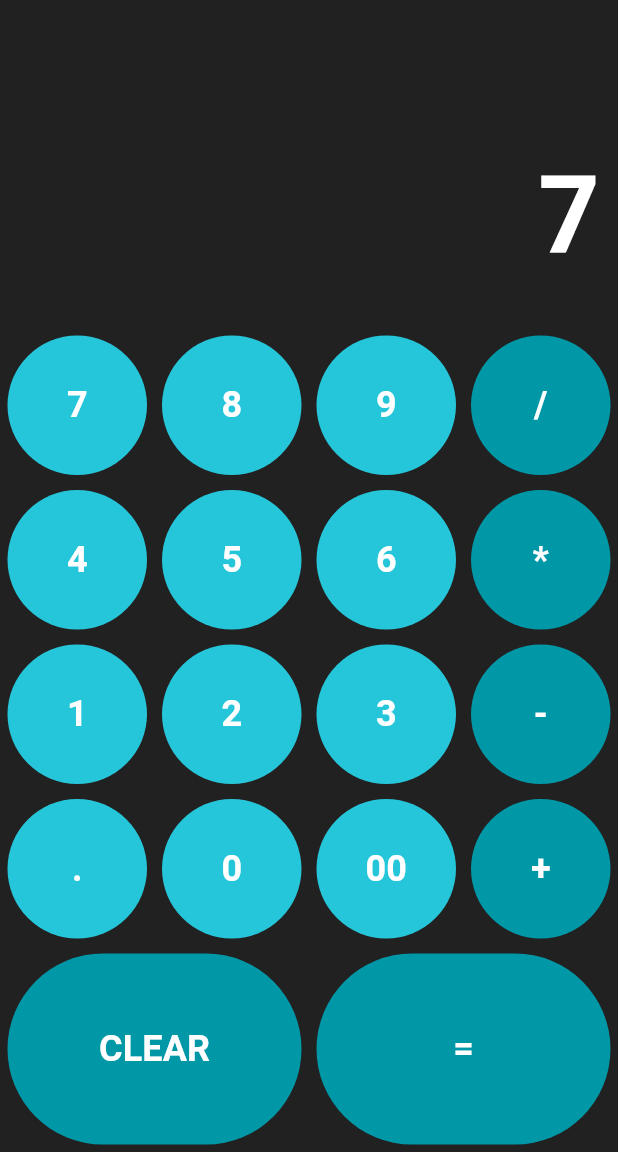
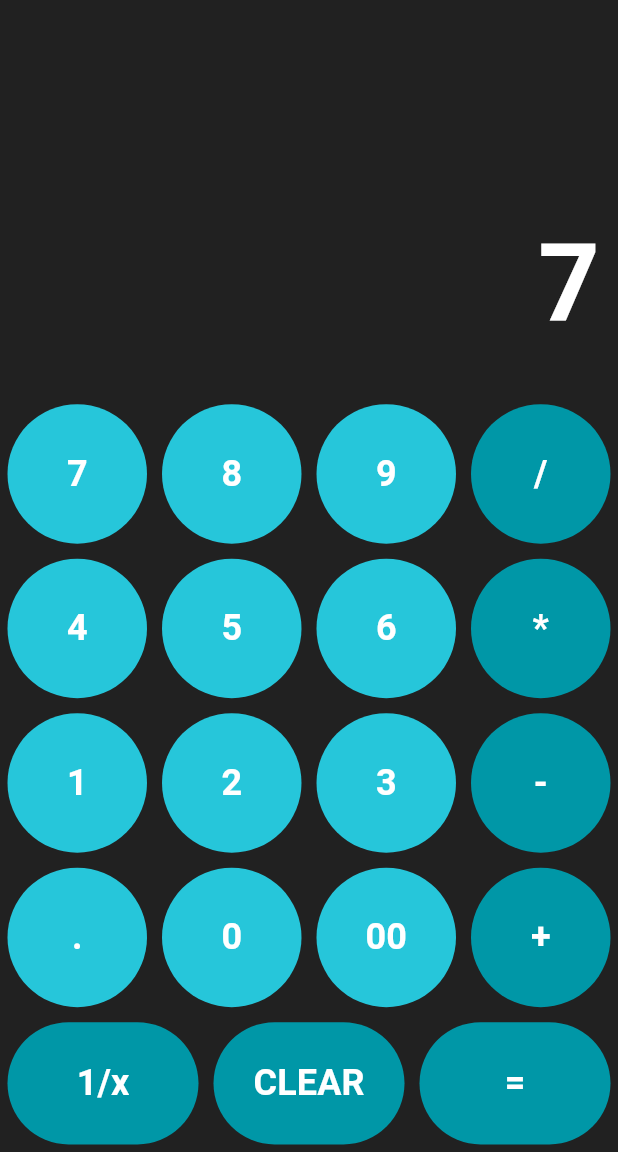
Before and after one commit to uthoffcyra/flutter-calculator, a Flutter app: the screen it shows after launch, after a tap on an icon or button, on a phone screen of 412 x 824 dp, the part 84-1236 px from its top. Run offline on Flutter 3.47's test engine with Material 3 defaults, Android fonts, the phone set to English and light mode, and no system bars; missing offline and left inert: expressions.

Commit message:
Add Reciprocal Button

```diff
--- a/lib/main.dart
+++ b/lib/main.dart
@@ -26,18 +26,28 @@ class _HomeState extends State<Home> {
       });
     }
 
-    if (buttonText == '=') {
+    // Reciprocal
+    if (buttonText == '1/x') {
+      setState(() {
+        accumulator = '1/($accumulator)';
+      });
+    }
+
+    // Evaluate
+    else if (buttonText == '=') {
       expression = Expression.parse(accumulator);
       setState(() {
         prevexp = accumulator;
         accumulator = evaluator.eval(expression, {}).toString();
       });
 
+    // Clear
     } else if (buttonText == 'CLEAR') {
       setState(() {
         accumulator = '';
       });
 
+    // Add
     } else {
       setState(() {
         accumulator = accumulator + buttonText;
@@ -86,7 +96,7 @@ class _HomeState extends State<Home> {
         child: Column(
           children: <Widget>[
             const Expanded(
-              child: Text(''),
+              child: Text(''), // I just needed an empty element...
             ),
             Container(
               alignment: Alignment.centerRight,
@@ -96,6 +106,7 @@ class _HomeState extends State<Home> {
               ),
               child: Text(
                 prevexp.isNotEmpty ? '$prevexp = $accumulator': accumulator,
+                textAlign: TextAlign.right,
                 style: TextStyle(
                   fontSize: 100/((accumulator.length+prevexp.length+3)*0.1 +1),
                   fontWeight: FontWeight.bold,
@@ -139,6 +150,7 @@ class _HomeState extends State<Home> {
                 ),
                 Row(
                   children: [
+                    buildButton('1/x', darken: true, notAspect: true),
                     buildButton('CLEAR', darken: true, notAspect: true),
                     buildButton('=', darken: true, notAspect: true),
                   ],
```
